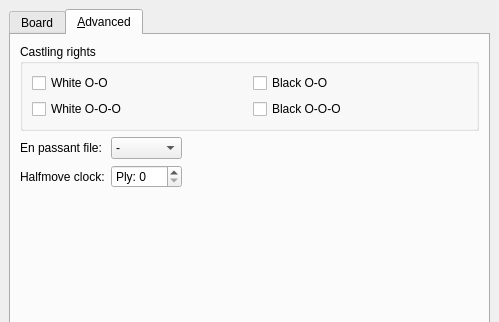
Above: src/gui/boardsetup.ui from madnight/chessx before the change; both pictures show x 0 to 499 and y 0 to 322 of the 499 by 480 pixel window. Below: the same form after it.
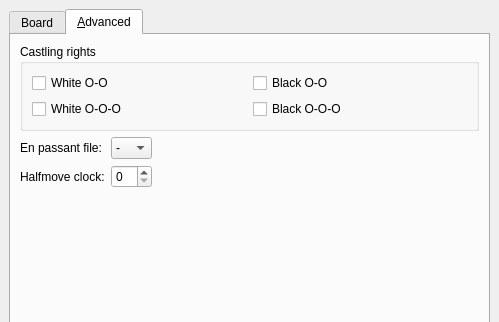
That is the form after the change. The open tabs and pages were chosen to show the change. Custom widgets are drawn as their Qt base class.

Commit message: Fix: adjust some limits.

What changed in the file:
```diff
--- a/src/gui/boardsetup.ui
+++ b/src/gui/boardsetup.ui
@@ -166,14 +166,11 @@
            <verstretch>0</verstretch>
           </sizepolicy>
          </property>
-         <property name="prefix">
-          <string>Ply: </string>
-         </property>
          <property name="minimum">
           <number>0</number>
          </property>
          <property name="maximum">
-          <number>100</number>
+          <number>99</number>
          </property>
          <property name="value">
           <number>0</number>
```
Left out of the diff: 2 changed lines with no effect on the pictures.
